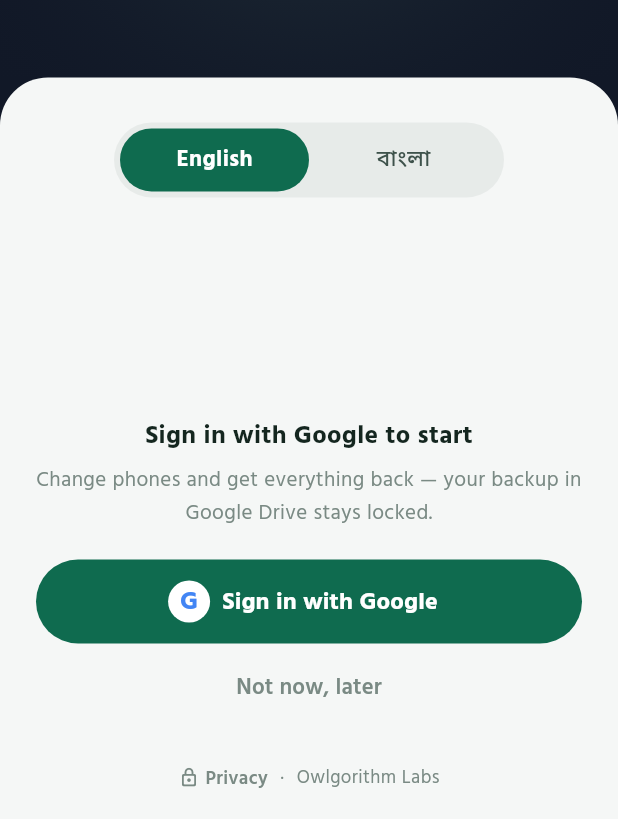
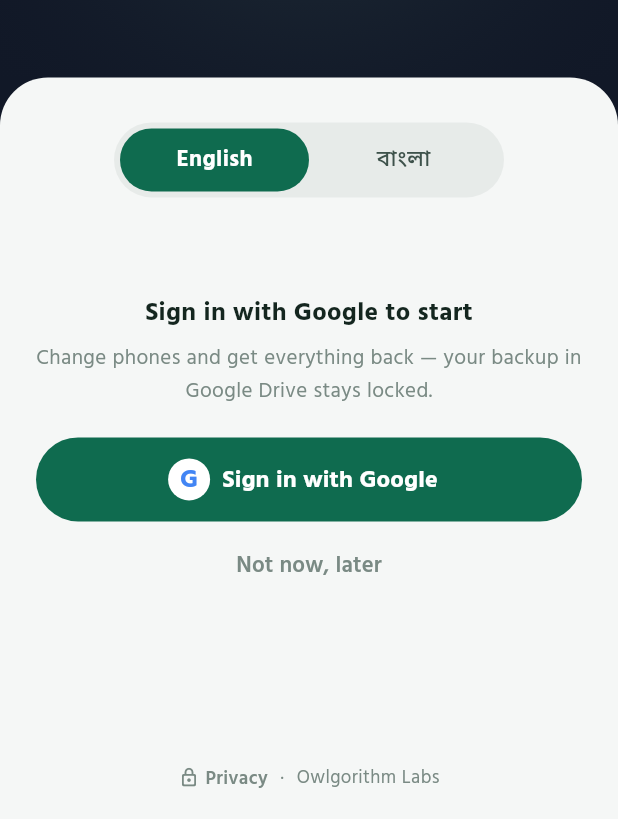
Before and after one commit to iamsaifsaiful/digital_brain, a Flutter app: the screen it shows after launch, on a phone screen of 412 x 824 dp, the part 417-1236 px from its top. Run offline on Flutter 3.47's test engine with Material 3 defaults, Android fonts, the phone set to English and light mode, and no system bars; our stand-ins replace clock, flutter_local_notifications, flutter_secure_storage, flutter_tts, google_mobile_ads, image_picker and 5 more; missing offline and left inert: cryptography, dart:ffi, file_selector; accounts and stored records are empty; network calls fail; statements that could not run were skipped.

Commit message:
Sign-up and PIN pages: the buttons only a little lower than before, not at the bottom
Co-Authored-By: Claude Opus 5.5 <noreply@anthropic.com>
Claude-Session: https://claude.ai/code/session_01W3LwzqEKGKzY75abYkLT49

```diff
--- a/lib/screens/lock_screen.dart
+++ b/lib/screens/lock_screen.dart
@@ -543,17 +543,18 @@ final bodyW = LayoutBuilder(builder: (context, box) {
             child: Container(
               width: double.infinity,
               decoration: const BoxDecoration(color: Color(0xFFF5F7F6), borderRadius: BorderRadius.vertical(top: Radius.circular(32))),
-              // The buttons low on the sheet, where the thumb is (owner,
-              // 19 Nov); the language choice stays at its top.
+              // The buttons a little lower than right under the top (owner,
+              // 19 Nov: "অল্প একটু নিচে", not at the bottom).
               child: Column(mainAxisAlignment: MainAxisAlignment.spaceBetween, children: [
                 Padding(
-                  padding: EdgeInsets.fromLTRB(24, big ? 30 : 0, 24, 0),
-                  child: big ? LangSwitch(pal: p) : const SizedBox.shrink(),
+                  padding: EdgeInsets.fromLTRB(24, big ? 30 : 24, 24, 0),
+                  child: Column(children: [
+                    if (big) ...[LangSwitch(pal: p), const SizedBox(height: 64)],
+                    if (unlock && _bioAvailable && !_usePin && _lockedUntil == null) const SizedBox(height: 40),
+                    content,
+                  ]),
                 ),
-                Column(children: [
-                  Padding(padding: EdgeInsets.fromLTRB(24, big ? 36 : 24, 24, 0), child: content),
-                  footPad(foot),
-                ]),
+                footPad(foot),
               ]),
             ),
           ),
```
